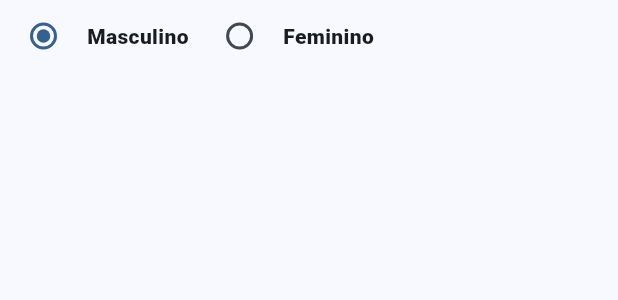
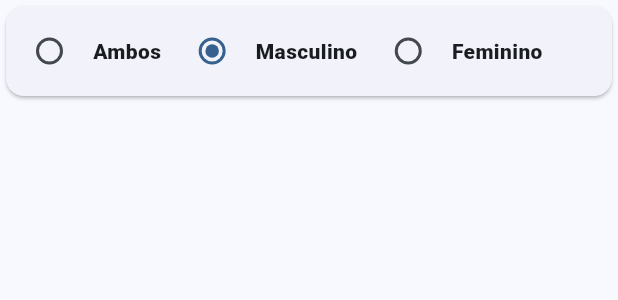
Before and after one commit to FranklinAurelio/Engenharia_de_software_PPGCC, a Flutter app: the RadioGender widget shown alone on an empty page, opened directly, on a phone screen of 412 x 824 dp. Shown: the top 300 px of the screen. Run offline on Flutter 3.47's test engine with Material 3 defaults, Android fonts, the phone set to English and light mode, and no system bars; our stand-ins replace flutter_modular, shared_preferences; missing offline and left inert: dart:js_interop, estados_municipios; accounts and stored records are empty.

Commit message:
feat: ajustes para os dados a serem filtrados

```diff
--- a/projeto-frontend/dengue_dashboard/lib/modules/constants/age.dart
+++ b/projeto-frontend/dengue_dashboard/lib/modules/constants/age.dart
@@ -1 +1 @@
-List<int> ages = List<int>.generate(100, (index) => index + 1);
+List<String> ages = ['Crianças', 'Jovens', 'Adultos', 'Idosos'];
--- a/projeto-frontend/dengue_dashboard/lib/modules/home_module/widgets/drop_menu_age.dart
+++ b/projeto-frontend/dengue_dashboard/lib/modules/home_module/widgets/drop_menu_age.dart
@@ -26,7 +26,7 @@ class _DropdownMenuAgeState extends State<DropdownMenuAge> {
   @override
   Widget build(BuildContext context) {
     return DropdownMenu<String>(
-      label: const Text('Idade'),
+      label: const Text('Faixa etária'),
       initialSelection: list.first,
       onSelected: (String? value) async {
         setState(() {
--- a/projeto-frontend/dengue_dashboard/lib/modules/home_module/widgets/gender_radio.dart
+++ b/projeto-frontend/dengue_dashboard/lib/modules/home_module/widgets/gender_radio.dart
@@ -3,7 +3,7 @@ import 'dart:js_interop';
 import 'package:dengue_dashboard/core/data_persist_service.dart';
 import 'package:flutter/material.dart';
 
-enum Gender { feminino, masculino }
+enum Gender { feminino, masculino, ambos }
 
 class RadioGender extends StatefulWidget {
   const RadioGender({super.key});
@@ -17,10 +17,33 @@ class _RadioGenderState extends State<RadioGender> {
 
   @override
   Widget build(BuildContext context) {
-    return Row(
+    return Card(
+      child: SizedBox(
+        height: 60,
+        child: Row(
           children: <Widget>[
             const SizedBox(
               width: 5,
+            ),
+            Radio<Gender>(
+              value: Gender.ambos,
+              groupValue: _gender,
+              onChanged: (Gender? value) async {
+                setState(() {
+                  _gender = value;
+                });
+                await insertData(3, 'genero', '');
+              },
+            ),
+            const SizedBox(
+              width: 5,
+            ),
+            const Text(
+              'Ambos',
+              style: TextStyle(fontWeight: FontWeight.w800),
+            ),
+            const SizedBox(
+              width: 10,
             ),
             Radio<Gender>(
               value: Gender.masculino,
@@ -63,6 +86,8 @@ class _RadioGenderState extends State<RadioGender> {
               width: 10,
             ),
           ],
+        ),
+      ),
     );
   }
 }
```
Also changed, not shown: projeto-frontend/dengue_dashboard/lib/modules/home_module/presenter/home_screen.dart (+6 -6 lines), 12 other files. Lines whose indentation alone changed are shown as unchanged.
